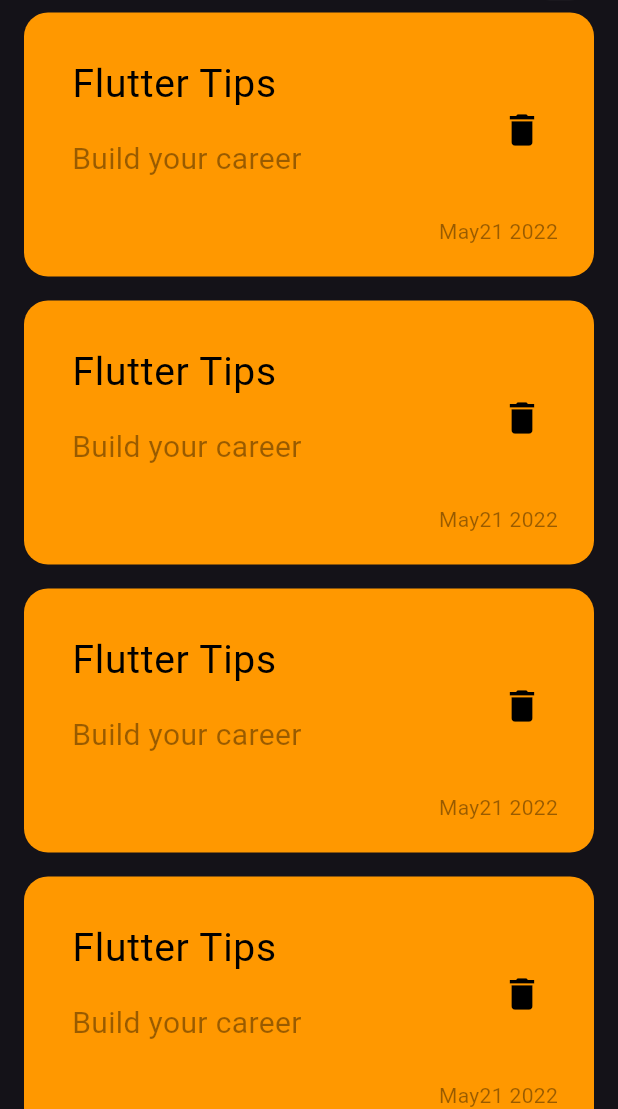
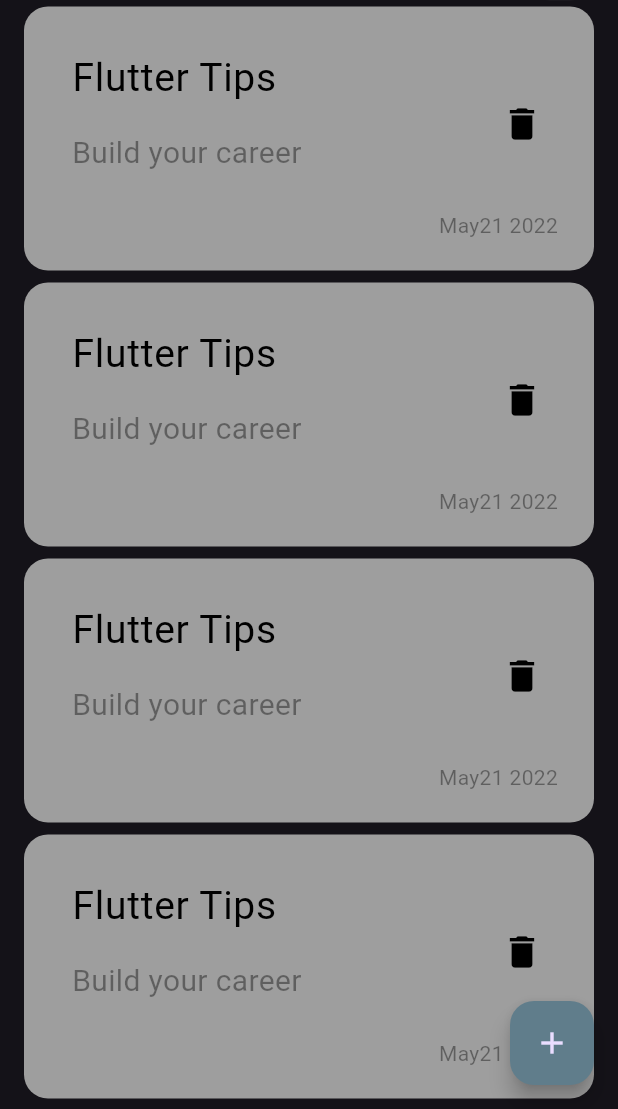
Before and after one commit to yasminamo/Notes-app, a Flutter app: the screen it shows after launch, on a phone screen of 412 x 824 dp, the part 127-1236 px from its top. Run offline on Flutter 3.47's test engine with Material 3 defaults, Android fonts, the phone set to English and light mode, and no system bars.

Commit message:
add floating action button

```diff
--- a/lib/views/Widgets/custom_note_item.dart
+++ b/lib/views/Widgets/custom_note_item.dart
@@ -8,7 +8,7 @@ class NoteItem extends StatelessWidget {
     return Container(
       padding: const EdgeInsets.only(top: 20, bottom: 20, left: 16),
       decoration: BoxDecoration(
-        color: Colors.orange,
+        color: Colors.grey,
         borderRadius: BorderRadius.circular(16),
       ),
       child: Column(
--- a/lib/views/Widgets/notes_list_view.dart
+++ b/lib/views/Widgets/notes_list_view.dart
@@ -9,7 +9,7 @@ class NoteListView extends StatelessWidget {
     return ListView.builder(
       itemBuilder: (context, index) {
         return const Padding(
-          padding: EdgeInsets.symmetric(vertical: 8),
+          padding: EdgeInsets.symmetric(vertical: 4),
           child: NoteItem(),
         );
       },
--- a/lib/views/notes_view.dart
+++ b/lib/views/notes_view.dart
@@ -6,8 +6,15 @@ class NotesView extends StatelessWidget {
 
   @override
   Widget build(BuildContext context) {
-    return const Scaffold(
-      body: NotesviewBody(),
+    return Scaffold(
+      floatingActionButton: FloatingActionButton(
+        onPressed: () {},
+        backgroundColor: Colors.blueGrey,
+        child: const Icon(
+          Icons.add,
+        ),
+      ),
+      body: const NotesviewBody(),
     );
   }
 }
```
